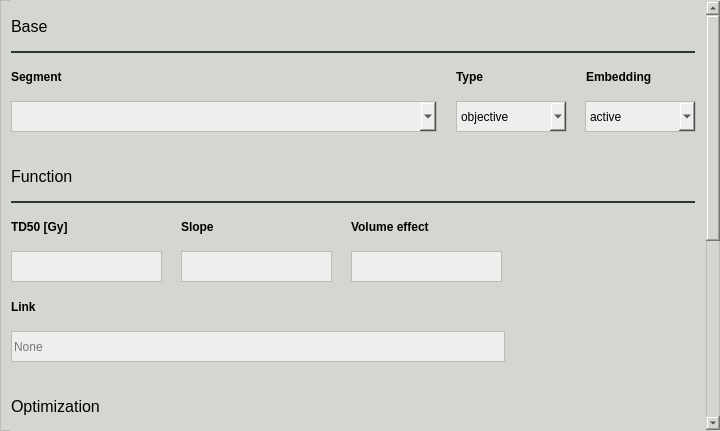
pyanno4rt/pyanno4rt, file pyanno4rt/gui/designs/components/lkb_ntcp_window.ui: the form before one commit.
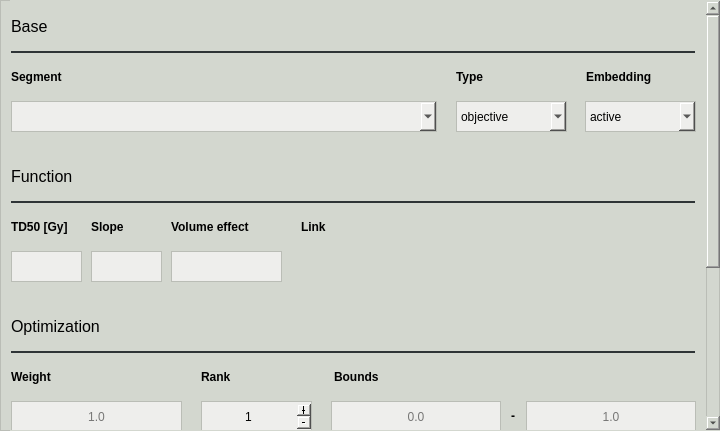
The form after the commit.

Diff of the .ui file:
```diff
--- a/pyanno4rt/gui/designs/components/lkb_ntcp_window.ui
+++ b/pyanno4rt/gui/designs/components/lkb_ntcp_window.ui
@@ -51,16 +51,13 @@
     <property name="styleSheet">
      <string notr="true">border-color: transparent;</string>
     </property>
-    <property name="widgetResizable">
-     <bool>false</bool>
-    </property>
     <widget class="QWidget" name="scroll_contents">
      <property name="geometry">
       <rect>
        <x>0</x>
        <y>0</y>
        <width>690</width>
-       <height>760</height>
+       <height>679</height>
       </rect>
      </property>
      <widget class="QComboBox" name="embedding_cbox">
@@ -100,7 +97,7 @@
        <rect>
         <x>0</x>
         <y>60</y>
-        <width>431</width>
+        <width>421</width>
         <height>31</height>
        </rect>
       </property>
@@ -272,7 +269,7 @@
       <property name="geometry">
        <rect>
         <x>190</x>
-        <y>480</y>
+        <y>400</y>
         <width>111</width>
         <height>31</height>
        </rect>
@@ -324,31 +321,12 @@
        <string>Identifier</string>
       </property>
      </widget>
-     <widget class="QLineEdit" name="link_ledit">
-      <property name="geometry">
-       <rect>
-        <x>0</x>
-        <y>330</y>
-        <width>494</width>
-        <height>31</height>
-       </rect>
-      </property>
-      <property name="styleSheet">
-       <string notr="true">color: rgb(0, 0, 0);
-background-color: rgb(238, 238, 236);
-border: 1px solid;
-border-color: rgb(186, 189, 182);</string>
-      </property>
-      <property name="placeholderText">
-       <string>None</string>
-      </property>
-     </widget>
      <widget class="QLabel" name="link_label">
       <property name="geometry">
        <rect>
-        <x>0</x>
-        <y>290</y>
-        <width>494</width>
+        <x>290</x>
+        <y>210</y>
+        <width>391</width>
         <height>31</height>
        </rect>
       </property>
@@ -390,7 +368,7 @@
       <property name="geometry">
        <rect>
         <x>323</x>
-        <y>440</y>
+        <y>360</y>
         <width>364</width>
         <height>31</height>
        </rect>
@@ -433,7 +411,7 @@
       <property name="geometry">
        <rect>
         <x>0</x>
-        <y>440</y>
+        <y>360</y>
         <width>171</width>
         <height>31</height>
        </rect>
@@ -490,7 +468,7 @@
       <property name="geometry">
        <rect>
         <x>494</x>
-        <y>485</y>
+        <y>406</y>
         <width>16</width>
         <height>17</height>
        </rect>
@@ -515,7 +493,7 @@
       <property name="geometry">
        <rect>
         <x>0</x>
-        <y>390</y>
+        <y>310</y>
         <width>684</width>
         <height>31</height>
        </rect>
@@ -536,7 +514,7 @@
       <property name="geometry">
        <rect>
         <x>190</x>
-        <y>440</y>
+        <y>360</y>
         <width>111</width>
         <height>31</height>
        </rect>
@@ -558,7 +536,7 @@
       <property name="geometry">
        <rect>
         <x>515</x>
-        <y>480</y>
+        <y>400</y>
         <width>170</width>
         <height>31</height>
        </rect>
@@ -580,7 +558,7 @@
       <property name="geometry">
        <rect>
         <x>0</x>
-        <y>480</y>
+        <y>400</y>
         <width>171</width>
         <height>31</height>
        </rect>
@@ -638,7 +616,7 @@
       <property name="geometry">
        <rect>
         <x>0</x>
-        <y>430</y>
+        <y>350</y>
         <width>684</width>
         <height>2</height>
        </rect>
@@ -651,7 +629,7 @@
       <property name="geometry">
        <rect>
         <x>320</x>
-        <y>480</y>
+        <y>400</y>
         <width>170</width>
         <height>31</height>
        </rect>
@@ -672,9 +650,9 @@
      <widget class="QLabel" name="slope_label">
       <property name="geometry">
        <rect>
-        <x>170</x>
+        <x>80</x>
         <y>210</y>
-        <width>151</width>
+        <width>71</width>
         <height>31</height>
        </rect>
       </property>
@@ -694,9 +672,9 @@
      <widget class="QLineEdit" name="vol_eff_ledit">
       <property name="geometry">
        <rect>
-        <x>340</x>
+        <x>160</x>
         <y>250</y>
-        <width>151</width>
+        <width>111</width>
         <height>31</height>
        </rect>
       </property>
@@ -715,7 +693,7 @@
        <rect>
         <x>0</x>
         <y>210</y>
-        <width>151</width>
+        <width>71</width>
         <height>31</height>
        </rect>
       </property>
@@ -735,9 +713,9 @@
      <widget class="QLineEdit" name="slope_ledit">
       <property name="geometry">
        <rect>
-        <x>170</x>
+        <x>80</x>
         <y>250</y>
-        <width>151</width>
+        <width>71</width>
         <height>31</height>
        </rect>
       </property>
@@ -756,7 +734,7 @@
        <rect>
         <x>0</x>
         <y>250</y>
-        <width>151</width>
+        <width>71</width>
         <height>31</height>
        </rect>
       </property>
@@ -773,9 +751,9 @@
      <widget class="QLabel" name="vol_eff_label">
       <property name="geometry">
        <rect>
-        <x>340</x>
+        <x>160</x>
         <y>210</y>
-        <width>151</width>
+        <width>111</width>
         <height>31</height>
        </rect>
       </property>
@@ -810,9 +788,17 @@
 border: 1px solid;
 border-color: rgb(186, 189, 182);</string>
       </property>
-      <property name="currentIndex">
-       <number>-1</number>
+     </widget>
+     <widget class="QWidget" name="horizontalLayoutWidget">
+      <property name="geometry">
+       <rect>
+        <x>290</x>
+        <y>250</y>
+        <width>391</width>
+        <height>31</height>
+       </rect>
       </property>
+      <layout class="QHBoxLayout" name="segment_link_layout"/>
      </widget>
     </widget>
    </widget>
```
Left out of the diff: 53 changed lines with no effect on the pictures.
